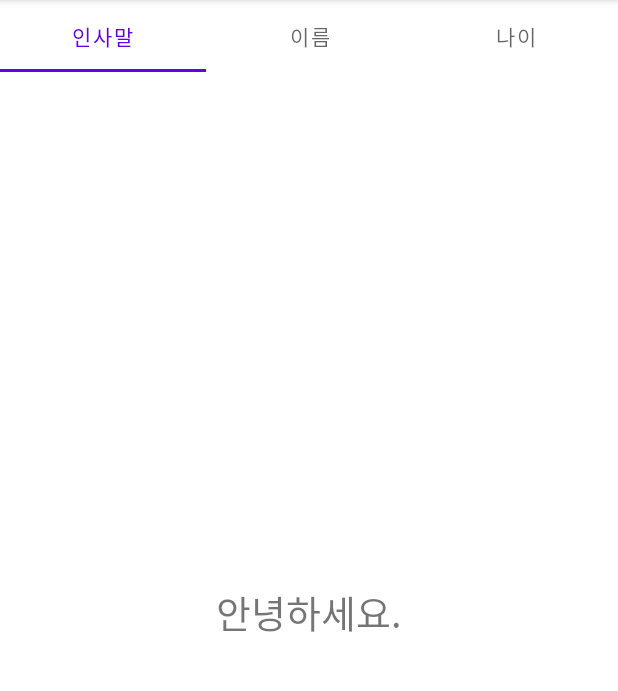
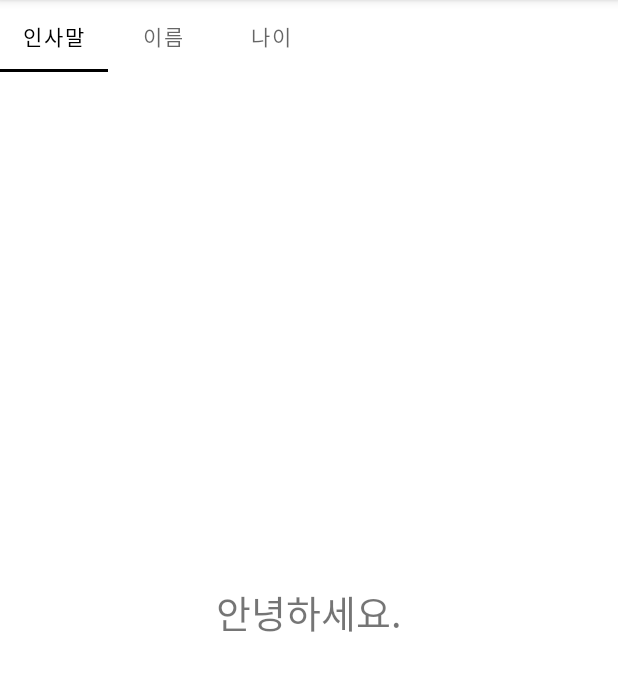
Before and after one commit to ROKAF1270009405/ViewPager_20210926, an Android app: the screen it shows after launch (MainActivity), on a phone screen of 412 x 824 dp, the part 84-775 px from its top. Run offline under Robolectric (Android 15) with nearby library versions, the phone set to English and light mode, and no system bars.

Commit message:
app: 으로 시작하는 TabLayout 고유의 xml 속성들 사용 예시

```diff
--- a/app/src/main/res/layout/activity_main.xml
+++ b/app/src/main/res/layout/activity_main.xml
@@ -8,9 +8,14 @@
     android:gravity="center"
     tools:context=".MainActivity">
 
+<!-- app: => 라이브러리의 속성 -->
+
     <com.google.android.material.tabs.TabLayout
         android:id="@+id/mainTabLayout"
         android:layout_width="match_parent"
+        app:tabIndicatorColor="@color/black"
+        app:tabSelectedTextColor="@color/black"
+        app:tabMode="scrollable"
         android:layout_height="wrap_content"/>
 
 
```
